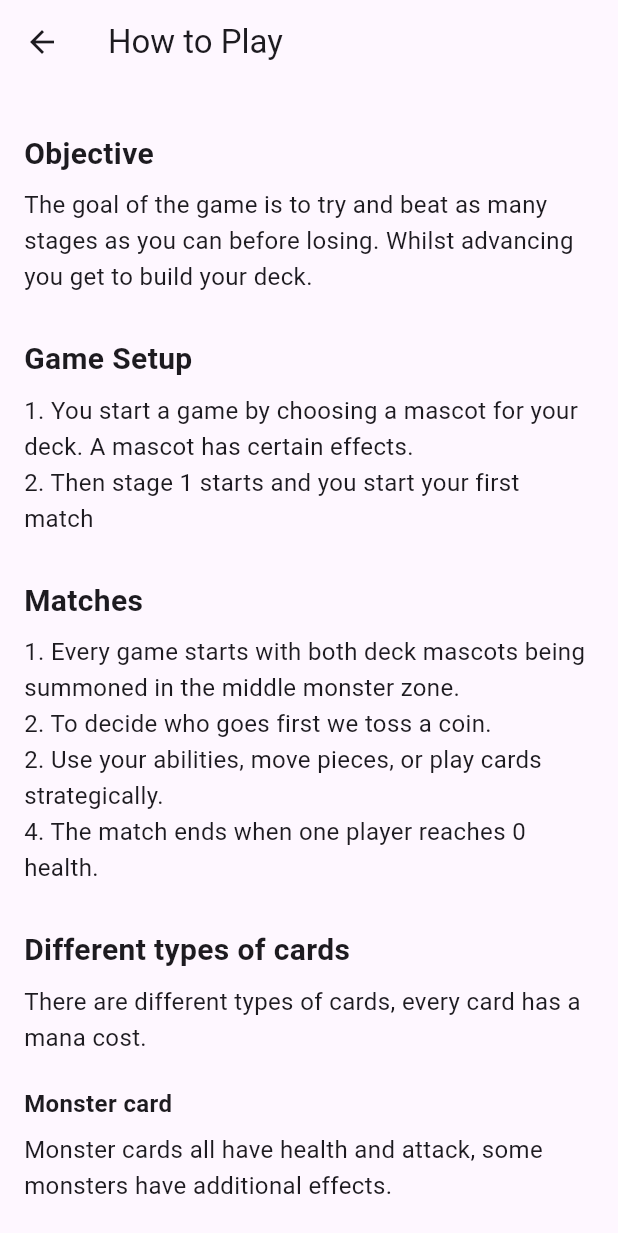
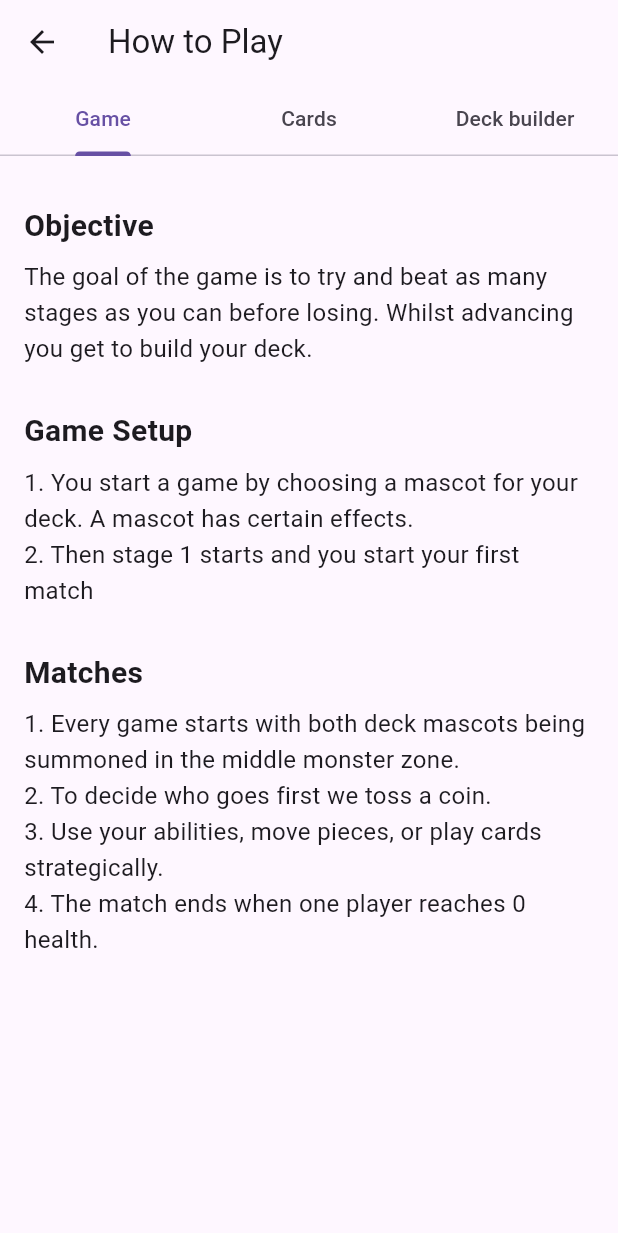
Before and after one commit to DaanJanssen12/CardBattleGame, a Flutter app: the HowToPlayScreen screen opened directly, on a phone screen of 412 x 824 dp. Shown: the top 1233 px of the screen. Run offline on Flutter 3.47's test engine with Material 3 defaults, Android fonts, the phone set to English and light mode, and no system bars; our stand-ins replace audioplayers, font_awesome_flutter; accounts and stored records are empty.

Commit message:
few bugfixes

```diff
--- a/card_battle_game/lib/models/card.dart
+++ b/card_battle_game/lib/models/card.dart
@@ -139,9 +139,10 @@
     battleLog.add('$name attacked ${target.name} ($currentAttack dmg)');
   }
 
-  void attackPlayer(Player player) {
+  void attackPlayer(Player player, List<String> battleLog) {
     player.health--;
     hasAttacked = true;
+    battleLog.add('$name attacked ${player.name} directly');
   }
 
   void startnewTurn() {
--- a/card_battle_game/lib/models/player.dart
+++ b/card_battle_game/lib/models/player.dart
@@ -133,6 +133,10 @@
       return (false, 'There already is a monster in that zone');
     }
 
+    if(card.isMonster() && card.toMonster().isActive){
+      return (false, 'This monster has already been summoned');
+    }
+
     if (card.isUpgrade() && !monsterZoneOccupied) {
       return (false, 'There is no monster in that zone');
     }
--- a/card_battle_game/lib/screens/deck_builder_screen.dart
+++ b/card_battle_game/lib/screens/deck_builder_screen.dart
@@ -153,7 +153,7 @@
               children: cards.map((card) {
                 return LongPressDraggable<GameCard>(
                   data: card,
-                  delay: Duration(microseconds: 250),
+                  delay: Duration(microseconds: 750),
                   feedback: Material(
                     child: SizedBox(
                       width: 100, // Fixed width for the card
--- a/card_battle_game/lib/screens/how_to_play_screen.dart
+++ b/card_battle_game/lib/screens/how_to_play_screen.dart
@@ -5,7 +5,9 @@
 
   @override
   Widget build(BuildContext context) {
-    return Scaffold(
+    return DefaultTabController(
+      length: 3, // Number of tabs
+      child: Scaffold(
         appBar: AppBar(
           title: Text('How to Play'),
           leading: IconButton(
@@ -14,9 +16,29 @@
               Navigator.pop(context); // Go back to the previous screen
             },
           ),
+          bottom: TabBar(
+            tabs: [
+              Tab(text: 'Game'),
+              Tab(text: 'Cards'),
+              Tab(text: 'Deck builder'),
+            ],
           ),
-      body: SingleChildScrollView(
-        padding: EdgeInsets.all(16), // Adds spacing
+        ),
+        body: TabBarView(
+          children: [
+            _buildGameTab(),
+            _buildCardsTab(),
+            _buildDeckBuilderTab(),
+          ],
+        ),
+      ),
+    );
+  }
+
+  /// **Game Tab Content**
+  Widget _buildGameTab() {
+    return SingleChildScrollView(
+      padding: EdgeInsets.all(16),
       child: Column(
         crossAxisAlignment: CrossAxisAlignment.start,
         children: [
@@ -33,31 +55,61 @@
           _buildSectionContent(
             '1. Every game starts with both deck mascots being summoned in the middle monster zone.\n'
             '2. To decide who goes first we toss a coin.\n'
-              '2. Use your abilities, move pieces, or play cards strategically.\n'
+            '3. Use your abilities, move pieces, or play cards strategically.\n'
             '4. The match ends when one player reaches 0 health.',
           ),
-            _buildSectionTitle('Different types of cards'),
-            _buildSectionContent(
-                'There are different types of cards, every card has a mana cost.'),
-            _buildSubSectionTitle('Monster card'),
-            _buildSectionContent(
-                'Monster cards all have health and attack, some monsters have additional effects.\n\n'
-                'Every monster can attack once per turn. You attack by dragging the monster onto an opponent monster.\n\n'
-                'If the opponent has no monsters on the board you can attack them directly by dragging your attacking monster onto the opponents infocard. A direct attack does 1 point of damage.'),
-            _buildSubSectionTitle('Upgrade card'),
-            _buildSectionContent(
-                'Upgrade cards are cards that upgrade monsters. You play an upgrade card by dragging it onto a summoned monster.'),
-            _buildSubSectionTitle('Action card'),
-            _buildSectionContent(
-                'Action cards are cards that have all kinds of effects, for example: Draw 1 card.\n\n'
-                'You play an action card by dragging it onto the field.'),
-            SizedBox(height: 20), // Adds spacing at the bottom
         ],
-        ),
       ),
     );
   }
 
+  Widget _buildDeckBuilderTab() {
+    return SingleChildScrollView(
+      padding: EdgeInsets.all(16),
+      child: Column(
+        crossAxisAlignment: CrossAxisAlignment.start,
+        children: [
+          _buildSectionTitle('Deck builder'),
+          _buildSectionContent(
+            'From the main menu you can access your deck builder by clicking the button in the top right.\n\n'
+            'In this page you see your collection of cards, by dragging them around you can assemble the deck with which you start a new game.',
+          ),
+        ],
+      ),
+    );
+  }
+
+  /// **Cards Tab Content**
+  Widget _buildCardsTab() {
+    return SingleChildScrollView(
+      padding: EdgeInsets.all(16),
+      child: Column(
+        crossAxisAlignment: CrossAxisAlignment.start,
+        children: [
+          _buildSectionTitle('Different Types of Cards'),
+          _buildSectionContent(
+              'There are different types of cards, and every card has a mana cost.'),
+
+          _buildSubSectionTitle('Monster Card'),
+          _buildSectionContent(
+              'Monster cards all have health and attack, some monsters have additional effects.\n\n'
+              'Every monster can attack once per turn. You attack by dragging the monster onto an opponent monster.\n\n'
+              'If the opponent has no monsters on the board you can attack them directly by dragging your attacking monster onto the opponent’s info card. A direct attack does 1 point of damage.'),
+
+          _buildSubSectionTitle('Upgrade Card'),
+          _buildSectionContent(
+              'Upgrade cards are cards that upgrade monsters. You play an upgrade card by dragging it onto a summoned monster.'),
+
+          _buildSubSectionTitle('Action Card'),
+          _buildSectionContent(
+              'Action cards are cards that have various effects, for example: Draw 1 card.\n\n'
+              'You play an action card by dragging it onto the field.'),
+        ],
+      ),
+    );
+  }
+
+  /// **Reusable Section Title**
   Widget _buildSectionTitle(String title) {
     return Padding(
       padding: EdgeInsets.only(top: 16, bottom: 8),
@@ -68,6 +120,7 @@
     );
   }
 
+  /// **Reusable Subsection Title**
   Widget _buildSubSectionTitle(String title) {
     return Padding(
       padding: EdgeInsets.only(top: 8, bottom: 8),
@@ -78,6 +131,7 @@
     );
   }
 
+  /// **Reusable Section Content**
   Widget _buildSectionContent(String content) {
     return Padding(
       padding: EdgeInsets.only(bottom: 12),
```
Also changed, not shown: card_battle_game/assets/card_database.json (+15 -15 lines), card_battle_game/lib/models/cpu.dart (+23 -14 lines), card_battle_game/lib/screens/game_screen.dart (+18 -5 lines). Lines whose indentation alone changed are shown as unchanged.
